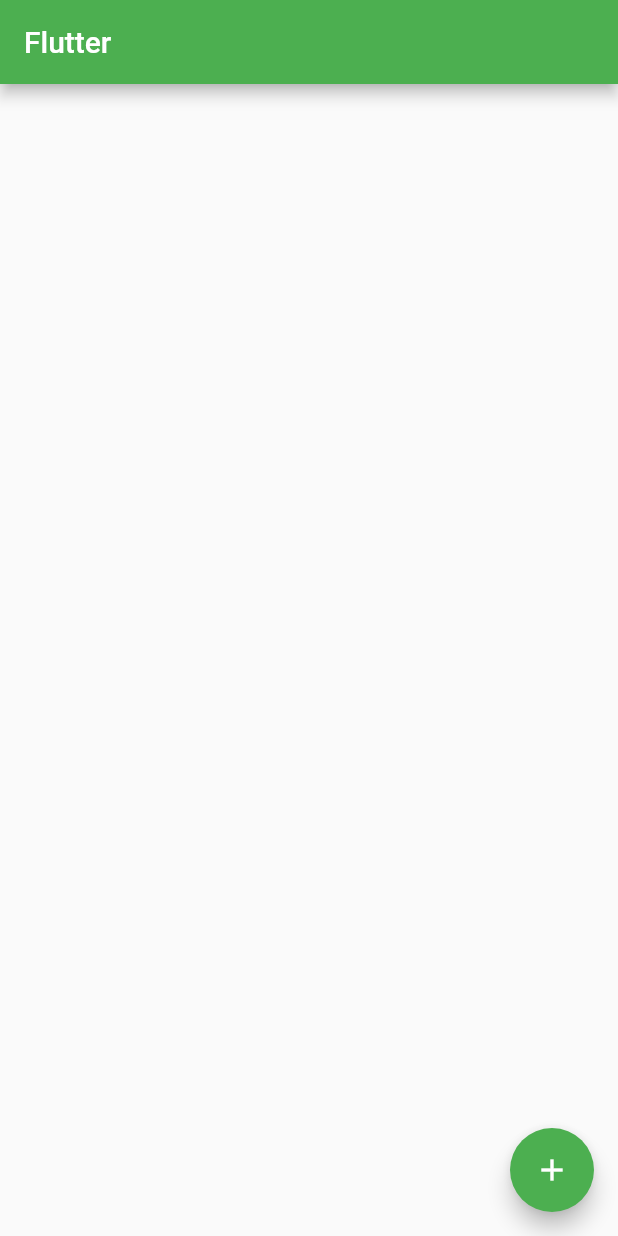
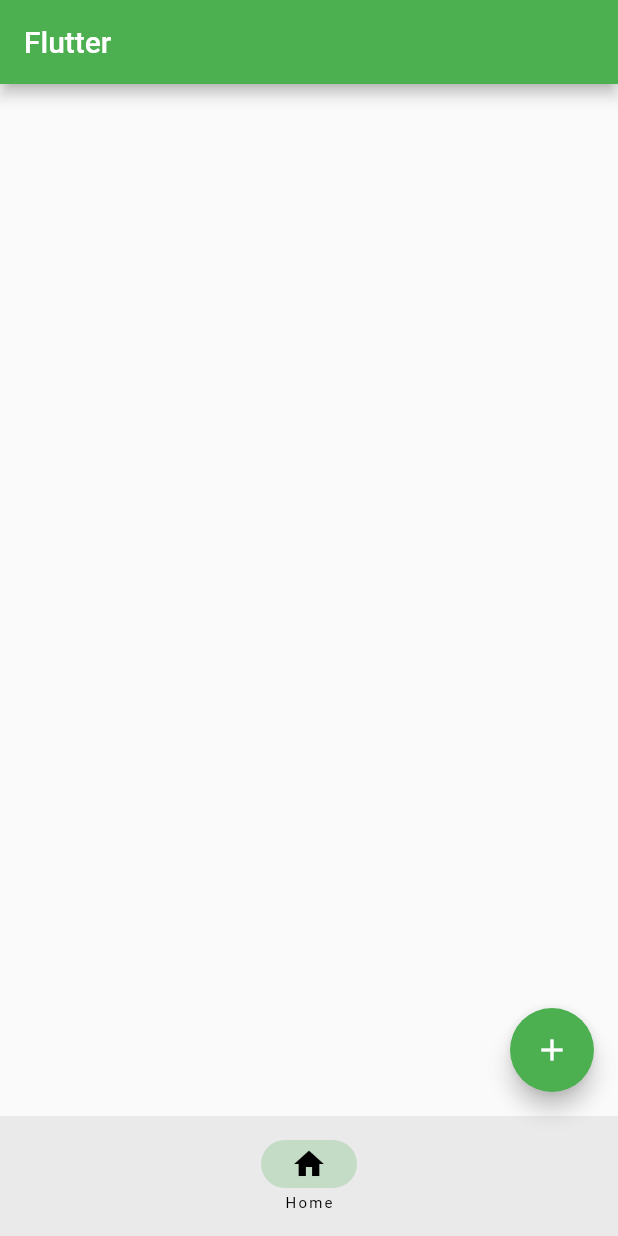
Before and after one commit to SmallPeenwow/flutter_tutorial_version_3, a Flutter app: the screen it shows after launch, on a phone screen of 412 x 824 dp. Run offline on Flutter 3.47's test engine with Material 2 defaults, Android fonts, the light colour scheme and no system bars.

Commit message:
NavigationBar Widget Done

```diff
--- a/lib/main.dart
+++ b/lib/main.dart
@@ -39,6 +39,11 @@ class _RootPageState extends State<RootPage> {
         },
         child: const Icon(Icons.add),
       ),
+      bottomNavigationBar: NavigationBar(
+        destinations: const [
+          NavigationDestination(icon: Icon(Icons.home), label: 'Home'),
+        ],
+      ),
     );
   }
 }
```
